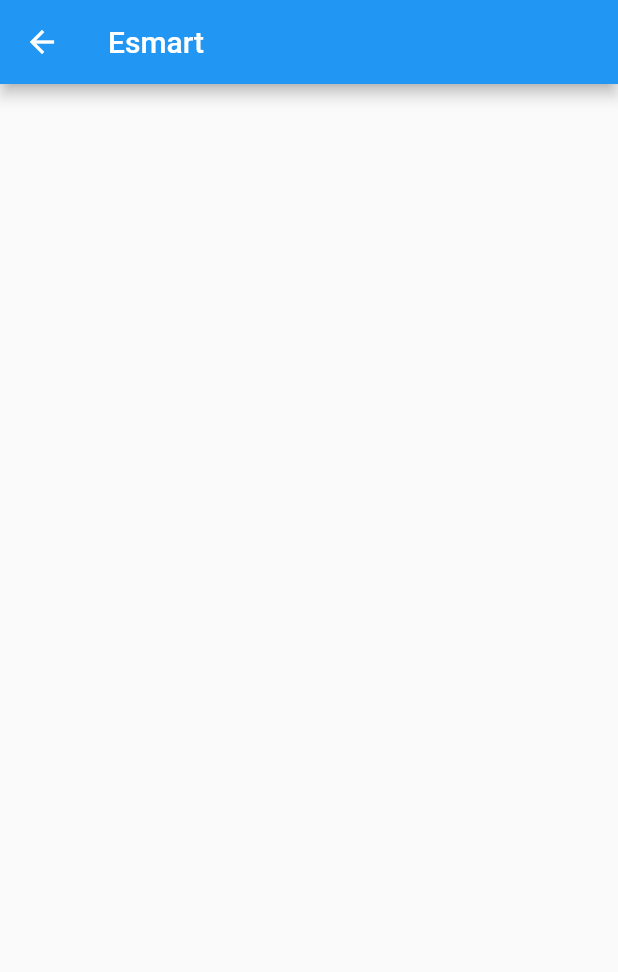
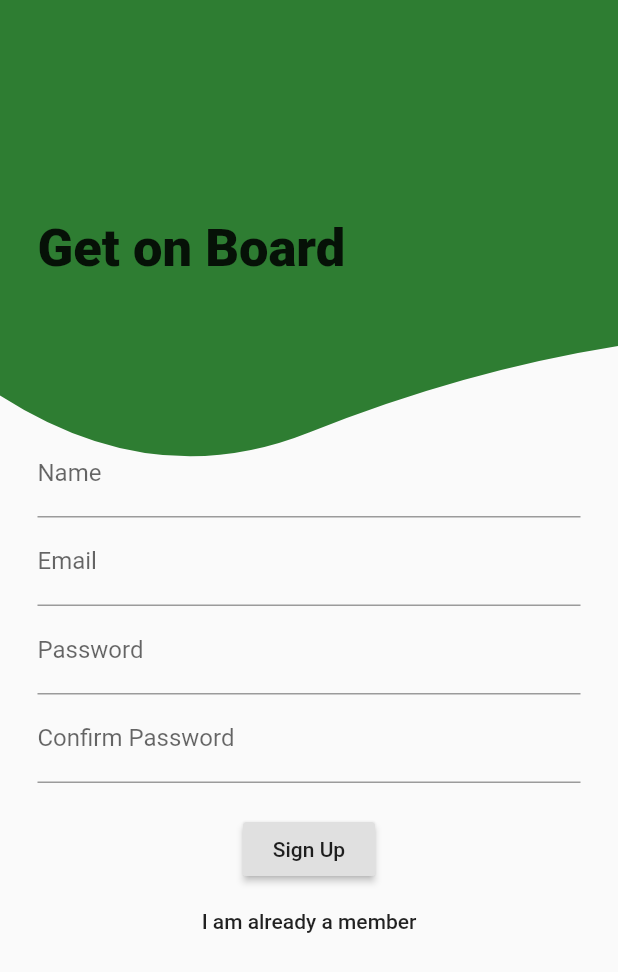
Before and after one commit to Karlsdevil9/E_Smart, a Flutter app: the SignupScreen screen opened directly, on a phone screen of 412 x 824 dp. Shown: the top 972 px of the screen. Run offline on Flutter 3.47's test engine with Material 2 defaults, Android fonts, the phone set to English and light mode, and no system bars.

```diff
--- a/lib/SignupScreen.dart
+++ b/lib/SignupScreen.dart
@@ -1,13 +1,56 @@
 import 'package:flutter/material.dart';
+import './Curvepainter.dart';
 
 class SignupScreen extends StatelessWidget {
   @override
   Widget build(BuildContext context) {
     return Scaffold(
-      appBar: AppBar(
-        title: Text("Esmart"),
+        body: CustomPaint(
+      painter: CurvePainter(),
+      child: Container(
+        margin: EdgeInsets.fromLTRB(25, 5, 25, 0),
+        child: Column(
+          children: [
+            SizedBox(
+              height: 140,
+            ),
+            Align(
+              child: Text(
+                "Get on Board",
+                textAlign: TextAlign.left,
+                style: TextStyle(fontSize: 35, fontWeight: FontWeight.w900),
+              ),
+              alignment: Alignment.topLeft,
+            ),
+            SizedBox(
+              height: 100,
+            ),
+            TextField(
+              decoration: InputDecoration(labelText: 'Name'),
+            ),
+            TextField(
+              decoration: InputDecoration(labelText: 'Email'),
+            ),
+            TextField(
+              decoration: InputDecoration(labelText: 'Password'),
+            ),
+            TextField(
+              decoration: InputDecoration(labelText: 'Confirm Password'),
+            ),
+            SizedBox(
+              height: 20,
+            ),
+            RaisedButton(
+              onPressed: () {},
+              child: Text("Sign Up"),
+            ),
+            FlatButton(
+              onPressed: () {},
+              child: Text("I am already a member"),
+            ),
+          ],
+        ),
       ),
-      body: Container(),
-    );
+    ));
   }
 }
```
Also changed, not shown: lib/Curvepainter.dart (added, +27 -0 lines), lib/LoginScreen.dart (+12 -27 lines).
